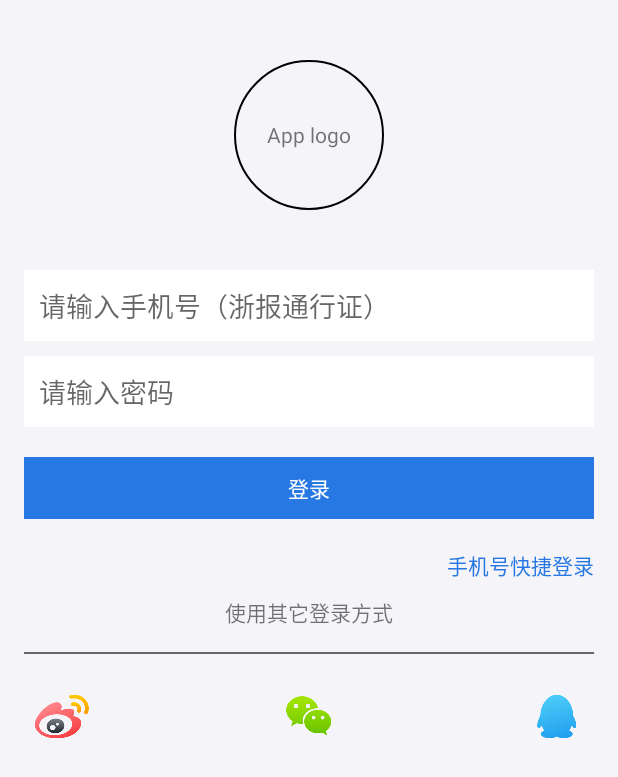
After one commit to Ares-TMxw-2020/xsjPassport, an Android app: the layout activity_login.xml on its own in the app's theme, with its tools: preview values and no code run, on a phone screen of 412 x 824 dp. The commit adds this screen. Shown: the top 777 px of the screen. Run offline under Robolectric (Android 15) with nearby library versions, the phone set to English and light mode, and no system bars; network calls fail.

Commit message:
登录和快速登录界面

```diff
--- a/app/build.gradle
+++ b/app/build.gradle
@@ -23,4 +23,6 @@ dependencies {
     implementation fileTree(include: ['*.jar'], dir: 'libs')
     implementation 'com.android.support:appcompat-v7:26.+'
     implementation 'com.android.support.constraint:constraint-layout:1.0.2'
+    implementation 'com.jakewharton:butterknife:8.8.1'
+    annotationProcessor 'com.jakewharton:butterknife-compiler:8.8.1'
 }
--- /dev/null
+++ b/app/src/main/res/drawable/shape.xml
@@ -0,0 +1,7 @@
+<?xml version="1.0" encoding="utf-8"?>
+<shape xmlns:android="http://schemas.android.com/apk/res/android">
+    <corners android:radius="50dp"/>
+    <stroke
+        android:width="1dp"
+        android:color="@color/color_black"/>
+</shape>
--- /dev/null
+++ b/app/src/main/res/layout/activity_login.xml
@@ -0,0 +1,120 @@
+<RelativeLayout xmlns:android="http://schemas.android.com/apk/res/android"
+                android:layout_width="match_parent"
+                android:layout_height="match_parent"
+                android:background="@color/color_bg">
+
+    <TextView
+        android:id="@+id/tv_logo"
+        android:layout_width="100dp"
+        android:layout_height="100dp"
+        android:layout_alignParentTop="true"
+        android:layout_centerHorizontal="true"
+        android:layout_marginBottom="40dp"
+        android:layout_marginTop="40dp"
+        android:background="@drawable/shape"
+        android:gravity="center"
+        android:text="App logo"/>
+
+    <EditText
+        android:id="@+id/et_phone"
+        android:layout_width="match_parent"
+        android:layout_height="wrap_content"
+        android:layout_below="@+id/tv_logo"
+        android:layout_marginLeft="16dp"
+        android:layout_marginRight="16dp"
+        android:background="@color/color_white"
+        android:digits="0123456789"
+        android:hint="请输入手机号（浙报通行证）"
+        android:inputType="phone"
+        android:maxLength="11"
+        android:padding="10dp"/>
+
+
+    <EditText
+        android:id="@+id/et_password"
+        android:layout_width="match_parent"
+        android:layout_height="wrap_content"
+        android:layout_alignParentLeft="true"
+        android:layout_below="@+id/et_phone"
+        android:layout_marginLeft="16dp"
+        android:layout_marginRight="16dp"
+        android:layout_marginTop="10dp"
+        android:background="@color/color_white"
+        android:hint="请输入密码"
+        android:inputType="textPassword"
+        android:padding="10dp"/>
+
+
+    <TextView
+        android:id="@+id/tv_login"
+        android:layout_width="match_parent"
+        android:layout_height="wrap_content"
+        android:layout_alignParentLeft="true"
+        android:layout_below="@+id/et_password"
+        android:layout_marginLeft="16dp"
+        android:layout_marginRight="16dp"
+        android:layout_marginTop="20dp"
+        android:background="@color/color_blue"
+        android:gravity="center"
+        android:padding="10dp"
+        android:text="登录"
+        android:textColor="@color/color_white"/>
+
+    <TextView
+        android:id="@+id/tv_quick_login"
+        android:layout_width="wrap_content"
+        android:layout_height="wrap_content"
+        android:layout_alignParentRight="true"
+        android:layout_below="@+id/tv_login"
+        android:layout_marginRight="16dp"
+        android:layout_marginTop="20dp"
+        android:text="手机号快捷登录"
+        android:textColor="@color/color_blue"/>
+
+
+    <TextView
+        android:id="@+id/tv_third"
+        android:layout_width="wrap_content"
+        android:layout_height="wrap_content"
+        android:layout_below="@+id/tv_quick_login"
+        android:layout_centerHorizontal="true"
+        android:layout_marginTop="10dp"
+        android:text="使用其它登录方式"/>
+
+    <View
+        android:id="@+id/v_line"
+        android:layout_width="match_parent"
+        android:layout_height="1dp"
+        android:layout_below="@+id/tv_third"
+        android:layout_margin="16dp"
+        android:background="@color/color_line"/>
+
+    <ImageView
+        android:id="@+id/iv_sina"
+        android:layout_width="50dp"
+        android:layout_height="50dp"
+        android:layout_alignParentLeft="true"
+        android:layout_below="@+id/v_line"
+        android:layout_marginLeft="16dp"
+        android:scaleType="center"
+        android:src="@mipmap/ic_sina"/>
+
+    <ImageView
+        android:id="@+id/iv_wechat"
+        android:layout_width="50dp"
+        android:layout_height="50dp"
+        android:layout_below="@+id/v_line"
+        android:layout_centerHorizontal="true"
+        android:scaleType="center"
+        android:src="@mipmap/ic_wechat"/>
+
+    <ImageView
+        android:id="@+id/iv_qq"
+        android:layout_width="50dp"
+        android:layout_height="50dp"
+        android:layout_alignParentRight="true"
+        android:layout_below="@+id/v_line"
+        android:layout_marginRight="16dp"
+        android:scaleType="center"
+        android:src="@mipmap/ic_qq"/>
+</RelativeLayout>
--- a/app/src/main/res/values/colors.xml
+++ b/app/src/main/res/values/colors.xml
@@ -3,4 +3,10 @@
     <color name="colorPrimary">#3F51B5</color>
     <color name="colorPrimaryDark">#303F9F</color>
     <color name="colorAccent">#FF4081</color>
+
+    <color name="color_line">#666666</color>
+    <color name="color_black">#000000</color>
+    <color name="color_white">#ffffff</color>
+    <color name="color_bg">#f5f5f9</color>
+    <color name="color_blue">#2878e3</color>
 </resources>
```
Also changed, not shown: app/src/main/java/passportdemo/zjrb/com/zjrbpassport/LoginActivity.java (added, +20 -0 lines), app/src/main/java/passportdemo/zjrb/com/zjrbpassport/QuickLoginActivity.java (added, +20 -0 lines), app/src/main/res/layout/activity_quick_login.xml (added, +91 -0 lines), app/src/main/res/mipmap-xxhdpi/ic_qq.png (added), app/src/main/res/mipmap-xxhdpi/ic_sina.png (added), app/src/main/res/mipmap-xxhdpi/ic_wechat.png (added).
